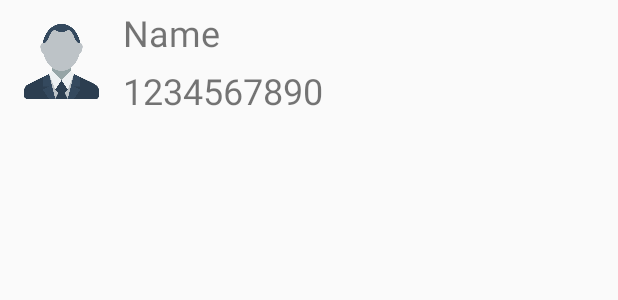
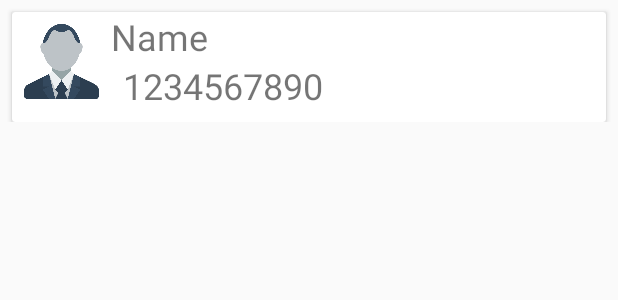
Before and after one commit to EtgarZ/ColmanProject53, an Android app: the layout card_row.xml on its own in the app's theme, with its tools: preview values and no code run, on a phone screen of 412 x 824 dp. Shown: the top 300 px of the screen. Run offline under Robolectric (Android 15) with nearby library versions, the phone set to English and light mode, and no system bars.

Commit message:
add cardView design to cards list screen

```diff
--- a/Client/CardReaderApp/app/build.gradle
+++ b/Client/CardReaderApp/app/build.gradle
@@ -42,6 +42,7 @@ dependencies {
     implementation 'com.google.firebase:firebase-auth:16.0.1'
 
     implementation 'com.squareup.picasso:picasso:2.5.2'
-
+    implementation 'com.android.support:recyclerview-v7:28.0.+'
+    implementation 'androidx.cardview:cardview:1.0.0'
 }
 apply plugin: 'com.google.gms.google-services'
--- a/Client/CardReaderApp/app/src/main/java/com/cardreaderapp/adapters/CardsListAdapter.java
+++ b/Client/CardReaderApp/app/src/main/java/com/cardreaderapp/adapters/CardsListAdapter.java
@@ -78,7 +78,7 @@ public class CardsListAdapter extends RecyclerView.Adapter<CardsListAdapter.Card
 
         public void bind(Upload card){
             mName.setText(card.mName);
-            mPhone.setText("Phone: " + card.mPhone);
+            mPhone.setText(card.mPhone);
             Picasso.with(itemView.getContext()).load(card.mImageUri)
                     .fit().centerCrop().into(mAvatar);
         }
--- a/Client/CardReaderApp/app/src/main/res/layout/card_row.xml
+++ b/Client/CardReaderApp/app/src/main/res/layout/card_row.xml
@@ -6,15 +6,29 @@
     android:layout_height="wrap_content"
     android:background="?attr/selectableItemBackground">
 
+    <androidx.cardview.widget.CardView
+        android:layout_width="match_parent"
+        android:layout_height="wrap_content"
+        android:layout_marginStart="8dp"
+        android:layout_marginLeft="8dp"
+        android:layout_marginTop="8dp"
+        android:layout_marginEnd="8dp"
+        android:layout_marginRight="8dp"
+        app:layout_constraintEnd_toEndOf="parent"
+        app:layout_constraintStart_toStartOf="parent"
+        app:layout_constraintTop_toTopOf="parent">
+
+        <androidx.constraintlayout.widget.ConstraintLayout
+            android:layout_width="match_parent"
+            android:layout_height="match_parent">
+
             <ImageView
                 android:id="@+id/strow_avatar_img"
                 android:layout_width="50dp"
                 android:layout_height="50dp"
-        android:layout_marginStart="16dp"
-        android:layout_marginLeft="16dp"
-        android:layout_marginTop="16dp"
-        android:layout_marginBottom="16dp"
-        app:layout_constraintBottom_toBottomOf="parent"
+                android:layout_marginStart="8dp"
+                android:layout_marginLeft="8dp"
+                android:layout_marginTop="8dp"
                 app:layout_constraintStart_toStartOf="parent"
                 app:layout_constraintTop_toTopOf="parent"
                 app:srcCompat="@drawable/avatar" />
@@ -23,11 +37,13 @@
                 android:id="@+id/card_row_name_tv"
                 android:layout_width="0dp"
                 android:layout_height="wrap_content"
-        android:layout_marginStart="16dp"
-        android:layout_marginLeft="16dp"
+                android:layout_marginStart="8dp"
+                android:layout_marginLeft="8dp"
+                android:layout_marginEnd="8dp"
+                android:layout_marginRight="8dp"
                 android:text="Name"
                 android:textSize="24sp"
-        app:layout_constraintBottom_toTopOf="@+id/card_row_phone_tv"
+                app:layout_constraintEnd_toEndOf="parent"
                 app:layout_constraintStart_toEndOf="@+id/strow_avatar_img"
                 app:layout_constraintTop_toTopOf="parent" />
 
@@ -35,16 +51,19 @@
                 android:id="@+id/card_row_phone_tv"
                 android:layout_width="0dp"
                 android:layout_height="wrap_content"
-        android:layout_marginStart="16dp"
-        android:layout_marginLeft="16dp"
+                android:layout_marginStart="8dp"
+                android:layout_marginLeft="8dp"
                 android:layout_marginEnd="8dp"
                 android:layout_marginRight="8dp"
+                android:layout_marginBottom="8dp"
                 android:text="1234567890"
                 android:textSize="24sp"
                 app:layout_constraintBottom_toBottomOf="parent"
                 app:layout_constraintEnd_toEndOf="parent"
-        app:layout_constraintHorizontal_bias="0.5"
-        app:layout_constraintStart_toEndOf="@+id/strow_avatar_img"
+                app:layout_constraintStart_toStartOf="@+id/card_row_name_tv"
                 app:layout_constraintTop_toBottomOf="@+id/card_row_name_tv" />
+        </androidx.constraintlayout.widget.ConstraintLayout>
+
+    </androidx.cardview.widget.CardView>
 
 </androidx.constraintlayout.widget.ConstraintLayout>
```
Lines whose indentation alone changed are shown as unchanged.
